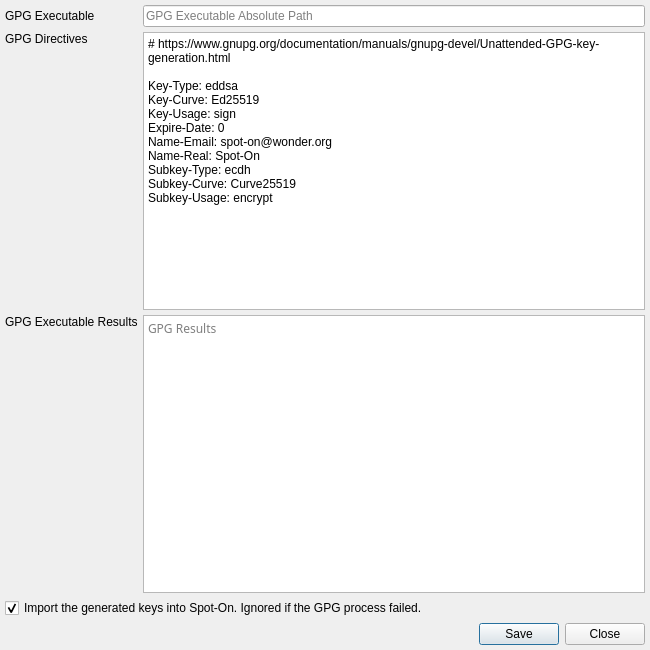
Before: the Qt Designer form Source/UI/spot-on-rosetta-gpg-new-keys.ui in textbrowser/spot-on, drawn with Qt 5.
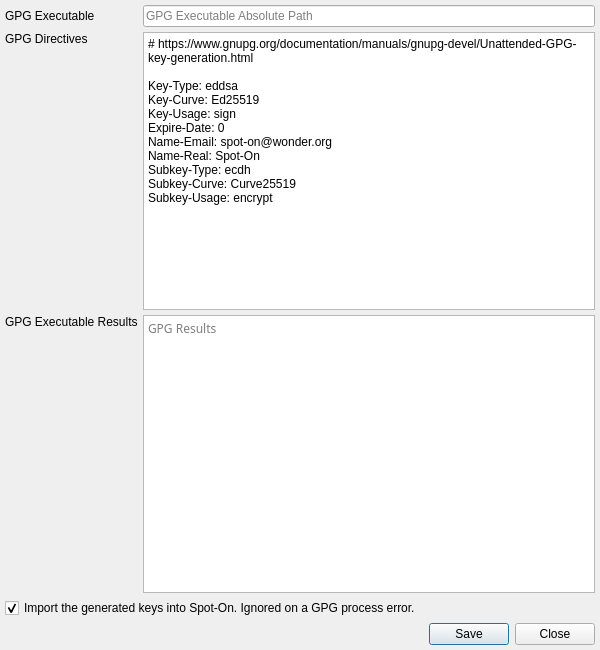
After: the same form once the commit is applied. Icons and pictures are not drawn.

Patch:
```diff
--- a/Source/UI/spot-on-rosetta-gpg-new-keys.ui
+++ b/Source/UI/spot-on-rosetta-gpg-new-keys.ui
@@ -6,7 +6,7 @@
    <rect>
     <x>0</x>
     <y>0</y>
-    <width>650</width>
+    <width>600</width>
     <height>650</height>
    </rect>
   </property>
@@ -122,7 +122,7 @@
    <item>
     <widget class="QCheckBox" name="import_in_spoton">
      <property name="text">
-      <string>Import the generated keys into Spot-On. Ignored if the GPG process failed.</string>
+      <string>Import the generated keys into Spot-On. Ignored on a GPG process error.</string>
      </property>
      <property name="checked">
       <bool>true</bool>
```
